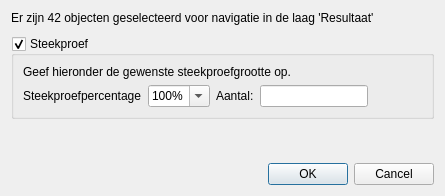
This is plugin/controller/dialog/reset.ui in 32BT/QGIS-32BT-Feature-Navigation-Toolbar as Qt 5 draws it before an edit. The edited form follows.
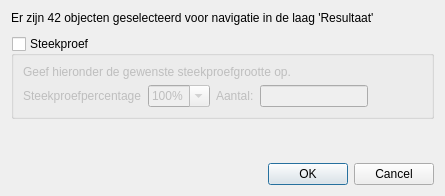
This is the edited form.

```diff
--- a/plugin/controller/dialog/reset.ui
+++ b/plugin/controller/dialog/reset.ui
@@ -38,6 +38,9 @@
      <property name="checkable">
       <bool>true</bool>
      </property>
+     <property name="checked">
+      <bool>false</bool>
+     </property>
      <layout class="QVBoxLayout" name="verticalLayout_2">
       <item>
        <widget class="QLabel" name="sampleInfo">
```
